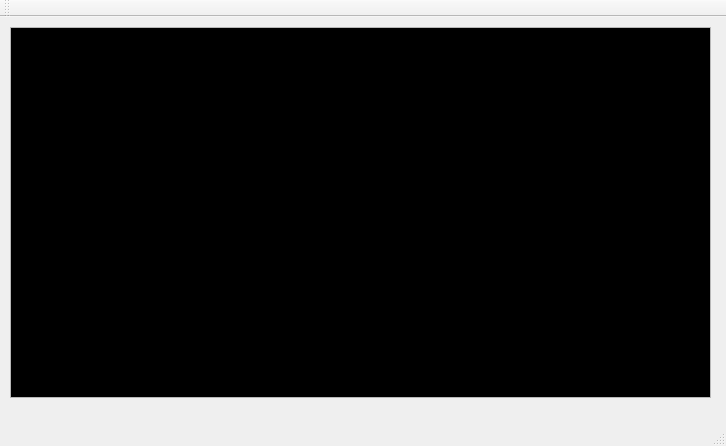
This is server/mainwindow.ui in sadr17/World-of-tanks as Qt 5 draws it before an edit. The edited form follows.
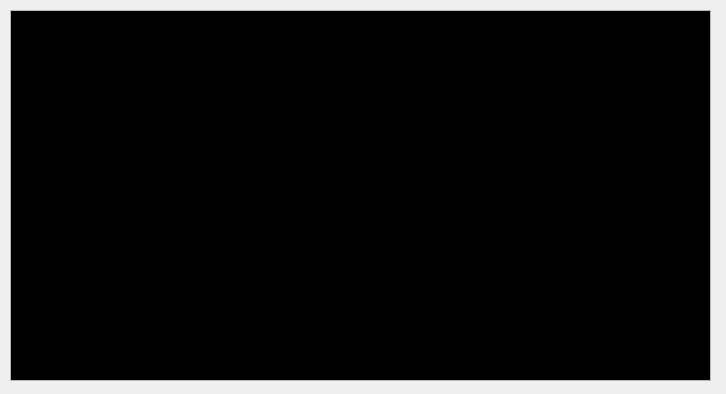
This is the edited form.

What changed in the file:
```diff
--- a/server/mainwindow.ui
+++ b/server/mainwindow.ui
@@ -7,7 +7,7 @@
     <x>0</x>
     <y>0</y>
     <width>726</width>
-    <height>446</height>
+    <height>394</height>
    </rect>
   </property>
   <property name="windowTitle">
@@ -205,25 +205,6 @@
     </property>
    </widget>
   </widget>
-  <widget class="QMenuBar" name="menuBar">
-   <property name="geometry">
-    <rect>
-     <x>0</x>
-     <y>0</y>
-     <width>726</width>
-     <height>25</height>
-    </rect>
-   </property>
-  </widget>
-  <widget class="QToolBar" name="mainToolBar">
-   <attribute name="toolBarArea">
-    <enum>TopToolBarArea</enum>
-   </attribute>
-   <attribute name="toolBarBreak">
-    <bool>false</bool>
-   </attribute>
-  </widget>
-  <widget class="QStatusBar" name="statusBar"/>
  </widget>
  <layoutdefault spacing="6" margin="11"/>
  <resources/>
```
